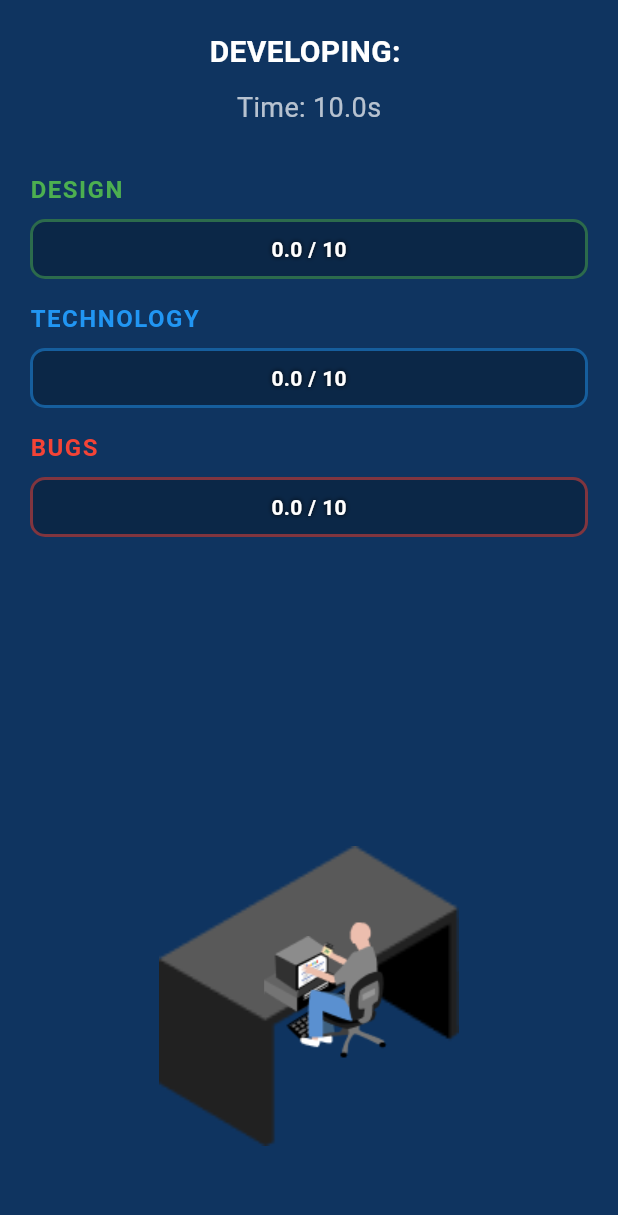
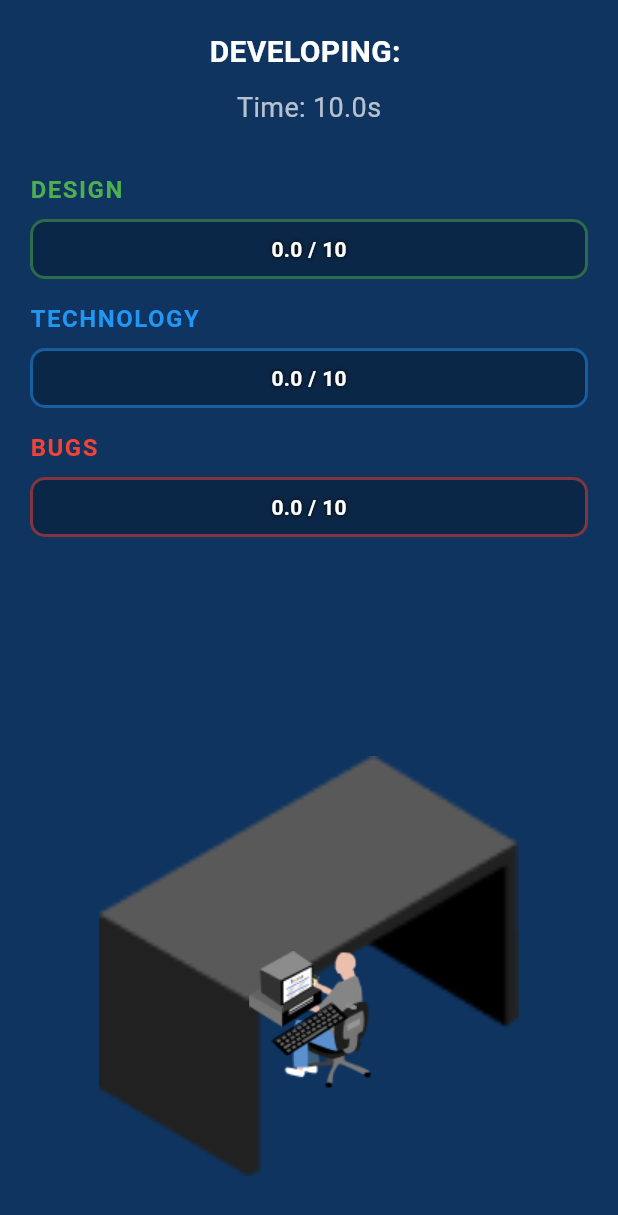
Before and after one commit to krlz-dev/game_dev_tycoon, a Flutter app: the DevelopmentScreen screen opened directly, on a phone screen of 412 x 824 dp. Shown: the top 1215 px of the screen. Run offline on Flutter 3.47's test engine with Material 3 defaults, Android fonts, the phone set to English and light mode, and no system bars; our stand-ins replace shared_preferences; accounts and stored records are empty.

Commit message:
Improve table size and workspace layout
- Increased table size from 200x200 to 280x280 for better prominence
- Repositioned table lower (bottom: 40) for better grounding
- Reordered render stack: character first, then PC on top
- Adjusted PC position to sit better on table surface (bottom: 120)
- Adjusted character position for better alignment (bottom: 70)
- PC positioned slightly left of center for natural desk placement

🤖 Generated with [Claude Code](https://claude.com/claude-code)

Co-Authored-By: Claude <noreply@anthropic.com>

```diff
--- a/lib/components/workspace_widget.dart
+++ b/lib/components/workspace_widget.dart
@@ -44,21 +44,28 @@ class _WorkspaceWidgetState extends State<WorkspaceWidget> {
     return Stack(
       alignment: Alignment.center,
       children: [
-        // Table at the bottom
+        // Table at the bottom - larger and more prominent
         Positioned(
-          bottom: 60,
+          bottom: 40,
           child: Image.asset(
             'assets/images/table.png',
-            width: 200,
-            height: 200,
+            width: 280,
+            height: 280,
             fit: BoxFit.contain,
           ),
         ),
 
-        // PC on the table (moved up and to the right)
+        // Character sitting at desk
         Positioned(
-          bottom: 130, // Moved up from 100
-          left: screenWidth / 2 - 30, // Moved right from -50
+          bottom: 70,
+          right: screenWidth / 2 - 60,
+          child: _buildCharacterSprite(),
+        ),
+
+        // PC on the table (in front of character)
+        Positioned(
+          bottom: 120, // On the table surface
+          left: screenWidth / 2 - 40, // Slightly to the left of center
           child: ClipRect(
             child: Align(
               alignment: Alignment.topLeft,
@@ -74,13 +81,6 @@ class _WorkspaceWidgetState extends State<WorkspaceWidget> {
               ),
             ),
           ),
-        ),
-
-        // Character sitting at desk
-        Positioned(
-          bottom: 90,
-          right: screenWidth / 2 - 70,
-          child: _buildCharacterSprite(),
         ),
       ],
     );
```
